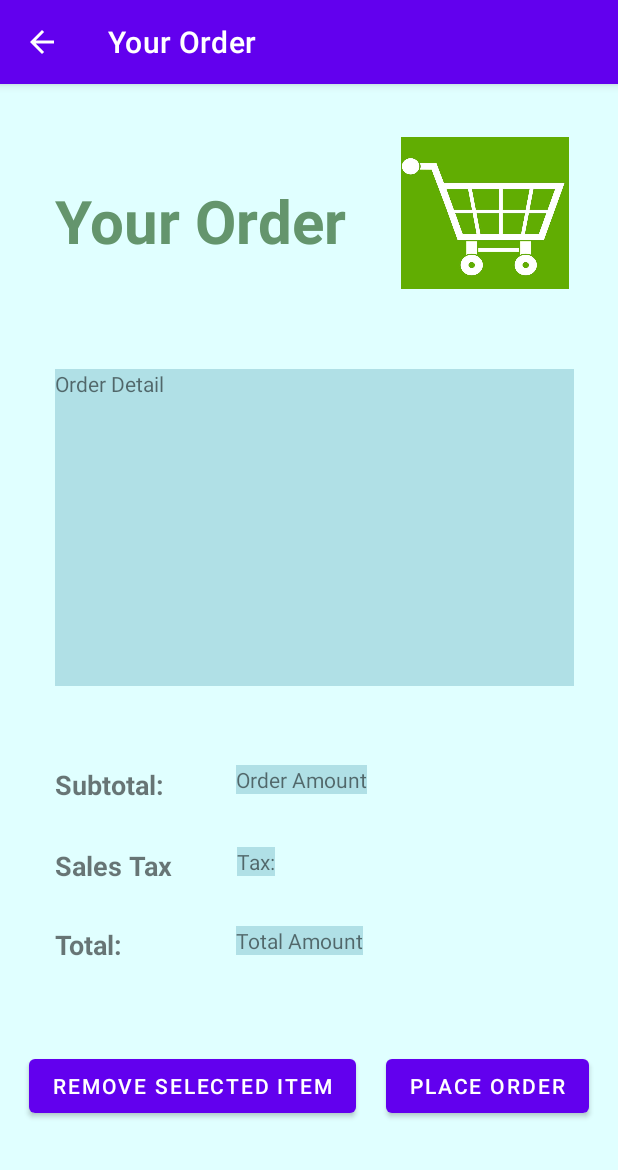
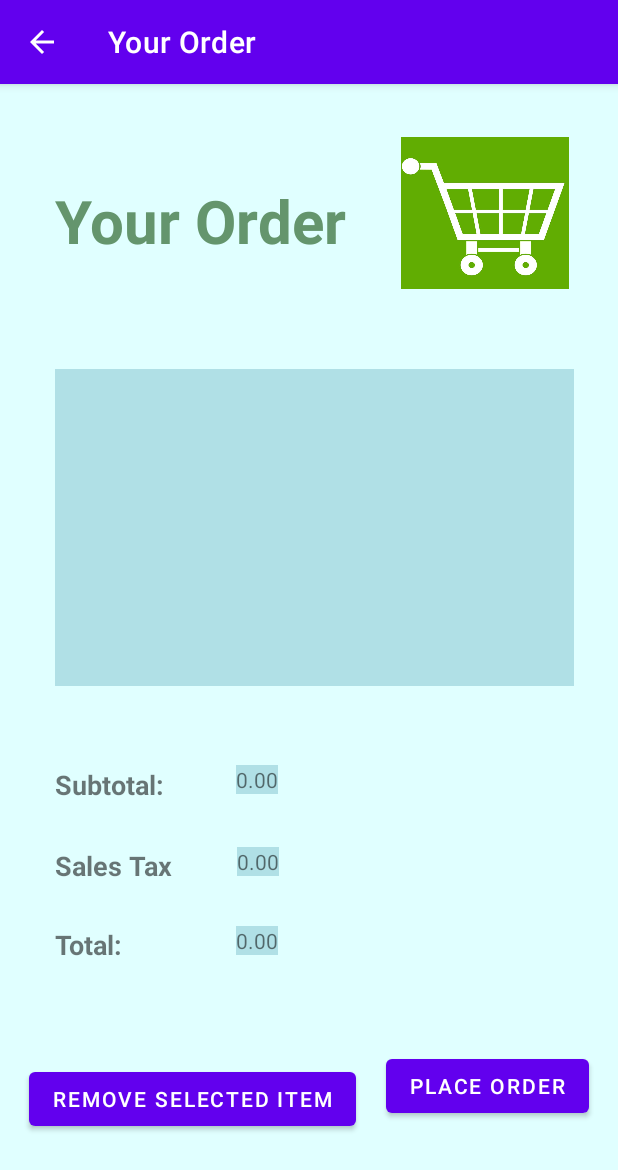
Before and after one commit to Divubhuva/Cafe_Project_2, an Android app: the OrderDetailsActivity screen opened directly, with no data from a screen before it, on a phone screen of 412 x 824 dp. Shown: the top 1170 px of the screen. Run offline under Robolectric (Android 15) with nearby library versions, the phone set to English and light mode, and no system bars.

Commit message:
add Order detail page.

```diff
--- a/app/src/main/java/com/example/rutgerscafe/OrderDetailsActivity.java
+++ b/app/src/main/java/com/example/rutgerscafe/OrderDetailsActivity.java
@@ -1,16 +1,105 @@
 package com.example.rutgerscafe;
 
+import androidx.appcompat.app.AlertDialog;
 import androidx.appcompat.app.AppCompatActivity;
 
+import android.content.DialogInterface;
 import android.os.Bundle;
+import android.view.View;
+import android.widget.AdapterView;
+import android.widget.ArrayAdapter;
+import android.widget.Button;
+import android.widget.ListView;
+import android.widget.TextView;
+import android.widget.Toast;
+
+import java.util.ArrayList;
 
 public class OrderDetailsActivity extends AppCompatActivity {
     private  CafeHandler cafehandler =  CafeHandler.getCafeInstace();
+    private static final int START_COUNT = 1;
+    private ArrayList<String> placeOrderList;
+    private ArrayAdapter plcaeOrderAdepter;
+
     @Override
     protected void onCreate(Bundle savedInstanceState) {
         super.onCreate(savedInstanceState);
         setContentView(R.layout.activity_order_details);
 
 
+        TextView SubtotalText  = findViewById(R.id.SubTotalDetail);
+        SubtotalText.setText(cafehandler.getCurrentOderSubTotal());
+
+        TextView SalesTaxText   = findViewById(R.id.SalesTaxDetail);
+        SalesTaxText.setText(cafehandler.getCurrentOrderSalesTax());
+
+        TextView TotalText   = findViewById(R.id.YourOrderTotalDetail);
+        TotalText.setText(cafehandler.getCurrentOderTotal());
+
+        placeOrderList = new ArrayList<String>();
+        placeOrderList.addAll(cafehandler.getCurrentOrderStringList());
+        plcaeOrderAdepter = new ArrayAdapter(this,  android.R.layout.simple_spinner_item,placeOrderList);
+        ListView orderView = findViewById(R.id.YourOrderDetail);
+        orderView.setAdapter(plcaeOrderAdepter);
+
+
+
+        orderView.setOnItemClickListener(new AdapterView.OnItemClickListener() {
+            @Override
+            public void onItemClick(AdapterView<?> parent, View view, int position, long id) {
+                //Setting message manually and performing action on button click
+                AlertDialog.Builder builder = new AlertDialog.Builder(OrderDetailsActivity.this);
+
+                builder.setMessage("Do you want to remove Selected Item?")
+                        .setCancelable(false)
+                        .setPositiveButton("Yes", new DialogInterface.OnClickListener() {
+                            public void onClick(DialogInterface dialog, int id) {
+
+                                if (cafehandler.RemoveItemFromCurrentOrder(placeOrderList.get(position))){
+                                    placeOrderList.clear();
+                                    placeOrderList.addAll(cafehandler.getCurrentOrderStringList());
+                                    SubtotalText.setText(cafehandler.getCurrentOderSubTotal());
+                                    SalesTaxText.setText(cafehandler.getCurrentOrderSalesTax());
+                                    TotalText.setText(cafehandler.getCurrentOderTotal());
+                                    plcaeOrderAdepter.notifyDataSetChanged();
+                                    Toast.makeText(getApplicationContext(),"Item is Removed",
+                                            Toast.LENGTH_SHORT).show();
+                                    dialog.dismiss();
+                                }
+
+                            }
+                        })
+                        .setNegativeButton("No", new DialogInterface.OnClickListener() {
+                            public void onClick(DialogInterface dialog, int id) {
+                                //  Action for 'NO' Button
+                                dialog.cancel();
+                                Toast.makeText(getApplicationContext(),"you choose no action for alert box",
+                                        Toast.LENGTH_SHORT).show();
+                            }
+                        });
+                //Creating dialog box
+                AlertDialog alert = builder.create();
+                //Setting the title manually
+                alert.setTitle("Alert");
+                alert.show();
+            }
+        });
+
+
+        Button AddToStoreOrder  = (Button) findViewById(R.id.PlaceStoreOrder);
+        AddToStoreOrder.setOnClickListener(new View.OnClickListener() {
+            @Override
+            public void onClick(View v) {
+                if(cafehandler.placeOrderInStore()){
+                    Toast.makeText(OrderDetailsActivity.this,"Place The Store Order.",
+                            Toast.LENGTH_SHORT).show();
+                }
+                else {
+                    Toast.makeText(OrderDetailsActivity.this,"Order is not Placed. OrderList may be empty",
+                            Toast.LENGTH_SHORT).show();
+                }
+            }
+        });
+
     }
 }
--- a/app/src/main/res/layout/activity_order_details.xml
+++ b/app/src/main/res/layout/activity_order_details.xml
@@ -36,11 +36,10 @@
 
         app:layout_constraintVertical_bias="0.9" />
 
-    <TextView
+    <ListView
         android:id="@+id/YourOrderDetail"
         android:layout_width="346dp"
         android:layout_height="211dp"
-        android:text="@string/order_detail"
         android:background="#b0e0e6"
         app:layout_constraintBottom_toTopOf="@id/SubTotalLable"
         app:layout_constraintEnd_toEndOf="parent"
@@ -150,30 +149,31 @@
         android:id="@+id/RemoveSelectedItem"
         android:layout_width="wrap_content"
         android:layout_height="wrap_content"
-        android:layout_marginStart="45dp"
-        android:layout_marginLeft="45dp"
+        android:layout_marginStart="20dp"
+        android:layout_marginLeft="20dp"
         android:layout_marginTop="58dp"
         android:layout_marginEnd="20dp"
         android:layout_marginRight="20dp"
         android:layout_marginBottom="67dp"
         android:text="@string/remove_selected_item"
         app:layout_constraintBottom_toBottomOf="parent"
-        app:layout_constraintEnd_toStartOf="@+id/PlaceOrder"
+        app:layout_constraintEnd_toStartOf="@+id/PlaceStoreOrder"
         app:layout_constraintStart_toStartOf="parent"
         app:layout_constraintTop_toBottomOf="@+id/yourOrderTotalLable"
-        app:layout_constraintVertical_bias="0.0" />
+        app:layout_constraintVertical_bias="1.0" />
 
     <Button
-        android:id="@+id/PlaceOrder"
+        android:id="@+id/PlaceStoreOrder"
         android:layout_width="wrap_content"
         android:layout_height="wrap_content"
         android:layout_marginTop="58dp"
-        android:layout_marginEnd="45dp"
-        android:layout_marginRight="45dp"
+        android:layout_marginEnd="20dp"
+        android:layout_marginRight="20dp"
         android:layout_marginBottom="73dp"
         android:text="@string/place_order"
         app:layout_constraintBottom_toBottomOf="parent"
         app:layout_constraintEnd_toEndOf="parent"
+        app:layout_constraintHorizontal_bias="1.0"
         app:layout_constraintStart_toEndOf="@+id/RemoveSelectedItem"
         app:layout_constraintTop_toBottomOf="@id/yourOrderTotalLable"
         app:layout_constraintVertical_bias="0.0" />
```
